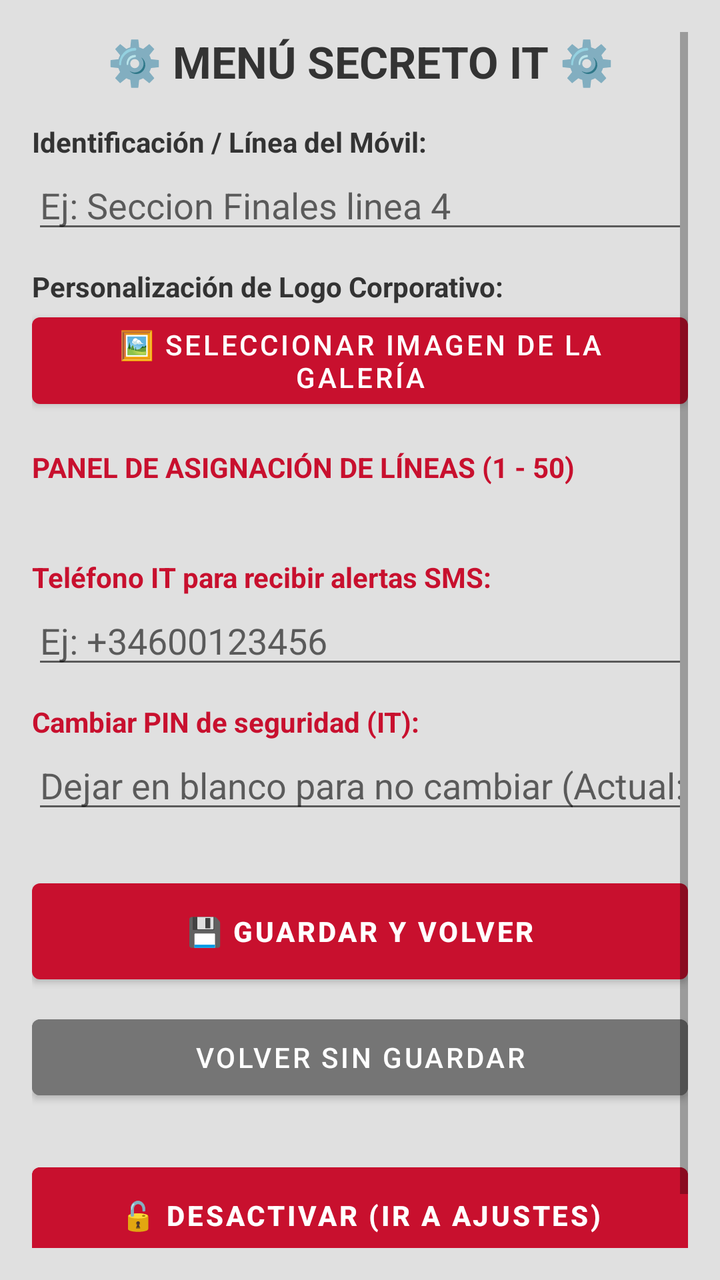
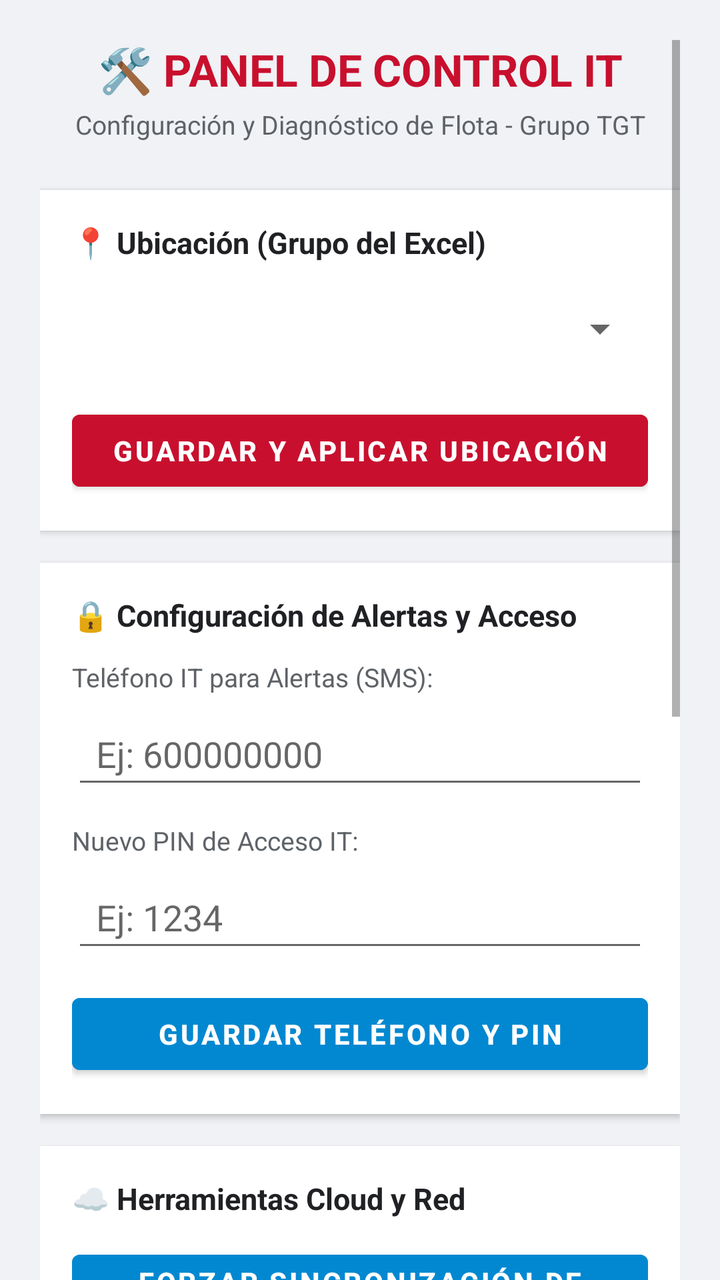

The first picture is an Android layout as it rendered before a commit; the second is the same layout after the commit. The layout source and the unified diff follow.
<!-- AndroidManifest.xml: application theme Theme.LauncherKioscoTGT -->
<!-- res/layout/activity_it.xml -->
<?xml version="1.0" encoding="utf-8"?>
<ScrollView xmlns:android="http://schemas.android.com/apk/res/android"
    android:layout_width="match_parent"
    android:layout_height="match_parent"
    android:padding="16dp"
    android:background="#E0E0E0"
    android:fillViewport="true">

    <LinearLayout
        android:layout_width="match_parent"
        android:layout_height="wrap_content"
        android:orientation="vertical">

        <TextView
            android:layout_width="match_parent"
            android:layout_height="wrap_content"
            android:text="⚙️ MENÚ SECRETO IT ⚙️"
            android:textSize="22sp"
            android:textStyle="bold"
            android:gravity="center"
            android:textColor="#333333"
            android:layout_marginBottom="16dp"/>

        <TextView android:layout_width="wrap_content" android:layout_height="wrap_content" android:text="Identificación / Línea del Móvil:" android:textStyle="bold" android:textColor="#333333"/>
        <EditText android:id="@+id/etUbicacionDisp" android:layout_width="match_parent" android:layout_height="wrap_content" android:hint="Ej: Seccion Finales linea 4" android:layout_marginBottom="12dp"/>

        <TextView android:layout_width="wrap_content" android:layout_height="wrap_content" android:text="Personalización de Logo Corporativo:" android:textStyle="bold" android:textColor="#333333"/>
        <Button android:id="@+id/btnCambiarLogo" android:layout_width="match_parent" android:layout_height="wrap_content" android:text="🖼️ Seleccionar Imagen de la Galería" android:layout_marginBottom="16dp"/>

        <TextView android:layout_width="wrap_content" android:layout_height="wrap_content" android:text="PANEL DE ASIGNACIÓN DE LÍNEAS (1 - 50)" android:textStyle="bold" android:textColor="#C8102E" android:layout_marginBottom="12dp"/>

        <LinearLayout
            android:id="@+id/contenedorLineasDinamicas"
            android:layout_width="match_parent"
            android:layout_height="wrap_content"
            android:orientation="vertical"
            android:layout_marginBottom="24dp"/>

        <TextView android:layout_width="wrap_content" android:layout_height="wrap_content" android:text="Teléfono IT para recibir alertas SMS:" android:textStyle="bold" android:textColor="#C8102E"/>
        <EditText android:id="@+id/etTelefonoIT" android:layout_width="match_parent" android:layout_height="wrap_content" android:hint="Ej: +34600123456" android:inputType="phone" android:layout_marginBottom="12dp"/>

        <TextView android:layout_width="wrap_content" android:layout_height="wrap_content" android:text="Cambiar PIN de seguridad (IT):" android:textStyle="bold" android:textColor="#C8102E"/>
        <EditText android:id="@+id/etNuevoPin" android:layout_width="match_parent" android:layout_height="wrap_content" android:hint="Dejar en blanco para no cambiar (Actual: 1234)" android:inputType="numberPassword" android:layout_marginBottom="24dp"/>

        <Button
            android:id="@+id/btnGuardar"
            android:layout_width="match_parent"
            android:layout_height="60dp"
            android:text="💾 GUARDAR Y VOLVER"
            android:textStyle="bold"
            android:layout_marginBottom="8dp"/>

        <Button
            android:id="@+id/btnVolver"
            android:layout_width="match_parent"
            android:layout_height="50dp"
            android:text="VOLVER SIN GUARDAR"
            android:backgroundTint="#757575"
            android:textColor="#FFFFFF"
            android:layout_marginBottom="24dp"/>

        <Button
            android:id="@+id/btnSalirQuiosco"
            android:layout_width="match_parent"
            android:layout_height="60dp"
            android:text="🔓 DESACTIVAR (IR A AJUSTES)"
            android:textStyle="bold"
            android:textColor="#FFFFFF"
            android:backgroundTint="#C8102E"
            android:layout_marginBottom="32dp"/>

    </LinearLayout>
</ScrollView>
<!-- resources referenced by this layout -->
<resources>
  <style name="Theme.LauncherKioscoTGT" parent="Theme.MaterialComponents.Light.NoActionBar">
          
          <item name="colorPrimary">#C8102E</item>
          <item name="colorPrimaryVariant">#990C23</item>
          <item name="colorOnPrimary">#FFFFFF</item>
  
          <item name="colorSecondary">#03DAC6</item>
          <item name="colorSecondaryVariant">#018786</item>
          <item name="colorOnSecondary">#000000</item>
  
          <item name="android:statusBarColor">#F8F9FA</item>
          <item name="android:windowLightStatusBar">true</item>
      </style>
</resources>

<!-- the commit's change to res/layout/activity_it.xml (unified diff, before → after) -->
@@ -2,72 +2,225 @@
 <ScrollView xmlns:android="http://schemas.android.com/apk/res/android"
     android:layout_width="match_parent"
     android:layout_height="match_parent"
-    android:padding="16dp"
-    android:background="#E0E0E0"
-    android:fillViewport="true">
+    android:background="#F0F2F5"
+    android:fillViewport="true"
+    android:clipToPadding="false"
+    android:paddingLeft="20dp"
+    android:paddingTop="20dp"
+    android:paddingRight="20dp"
+    android:paddingBottom="80dp">
 
     <LinearLayout
         android:layout_width="match_parent"
         android:layout_height="wrap_content"
         android:orientation="vertical">
 
+        
         <TextView
             android:layout_width="match_parent"
             android:layout_height="wrap_content"
-            android:text="⚙️ MENÚ SECRETO IT ⚙️"
+            android:gravity="center"
+            android:text="🛠️ PANEL DE CONTROL IT"
+            android:textColor="#C8102E"
             android:textSize="22sp"
             android:textStyle="bold"
+            android:layout_marginBottom="4dp" />
+
+        <TextView
+            android:layout_width="match_parent"
+            android:layout_height="wrap_content"
             android:gravity="center"
-            android:textColor="#333333"
-            android:layout_marginBottom="16dp"/>
-
-        <TextView android:layout_width="wrap_content" android:layout_height="wrap_content" android:text="Identificación / Línea del Móvil:" android:textStyle="bold" android:textColor="#333333"/>
-        <EditText android:id="@+id/etUbicacionDisp" android:layout_width="match_parent" android:layout_height="wrap_content" android:hint="Ej: Seccion Finales linea 4" android:layout_marginBottom="12dp"/>
-
-        <TextView android:layout_width="wrap_content" android:layout_height="wrap_content" android:text="Personalización de Logo Corporativo:" android:textStyle="bold" android:textColor="#333333"/>
-        <Button android:id="@+id/btnCambiarLogo" android:layout_width="match_parent" android:layout_height="wrap_content" android:text="🖼️ Seleccionar Imagen de la Galería" android:layout_marginBottom="16dp"/>
-
-        <TextView android:layout_width="wrap_content" android:layout_height="wrap_content" android:text="PANEL DE ASIGNACIÓN DE LÍNEAS (1 - 50)" android:textStyle="bold" android:textColor="#C8102E" android:layout_marginBottom="12dp"/>
-
-        <LinearLayout
-            android:id="@+id/contenedorLineasDinamicas"
-            android:layout_width="match_parent"
-            android:layout_height="wrap_content"
-            android:orientation="vertical"
-            android:layout_marginBottom="24dp"/>
-
-        <TextView android:layout_width="wrap_content" android:layout_height="wrap_content" android:text="Teléfono IT para recibir alertas SMS:" android:textStyle="bold" android:textColor="#C8102E"/>
-        <EditText android:id="@+id/etTelefonoIT" android:layout_width="match_parent" android:layout_height="wrap_content" android:hint="Ej: +34600123456" android:inputType="phone" android:layout_marginBottom="12dp"/>
-
-        <TextView android:layout_width="wrap_content" android:layout_height="wrap_content" android:text="Cambiar PIN de seguridad (IT):" android:textStyle="bold" android:textColor="#C8102E"/>
-        <EditText android:id="@+id/etNuevoPin" android:layout_width="match_parent" android:layout_height="wrap_content" android:hint="Dejar en blanco para no cambiar (Actual: 1234)" android:inputType="numberPassword" android:layout_marginBottom="24dp"/>
-
+            android:text="Configuración y Diagnóstico de Flota - Grupo TGT"
+            android:textColor="#5F6368"
+            android:textSize="13sp"
+            android:layout_marginBottom="24dp" />
+
+        
+        <LinearLayout
+            android:layout_width="match_parent"
+            android:layout_height="wrap_content"
+            android:background="#FFFFFF"
+            android:orientation="vertical"
+            android:padding="16dp"
+            android:layout_marginBottom="16dp"
+            android:elevation="2dp">
+
+            <TextView
+                android:layout_width="match_parent"
+                android:layout_height="wrap_content"
+                android:text="📍 Ubicación (Grupo del Excel)"
+                android:textColor="#202124"
+                android:textSize="15sp"
+                android:textStyle="bold"
+                android:layout_marginBottom="8dp" />
+
+            <Spinner
+                android:id="@+id/spinnerUbicaciones"
+                android:layout_width="match_parent"
+                android:layout_height="50dp"
+                android:layout_marginBottom="12dp" />
+
+            <Button
+                android:id="@+id/btnGuardarUbicacion"
+                android:layout_width="match_parent"
+                android:layout_height="wrap_content"
+                android:backgroundTint="#C8102E"
+                android:text="Guardar y Aplicar Ubicación"
+                android:textColor="#FFFFFF"
+                android:textStyle="bold" />
+        </LinearLayout>
+
+        
+        <LinearLayout
+            android:layout_width="match_parent"
+            android:layout_height="wrap_content"
+            android:background="#FFFFFF"
+            android:orientation="vertical"
+            android:padding="16dp"
+            android:layout_marginBottom="16dp"
+            android:elevation="2dp">
+
+            <TextView
+                android:layout_width="match_parent"
+                android:layout_height="wrap_content"
+                android:text="🔒 Configuración de Alertas y Acceso"
+                android:textColor="#202124"
+                android:textSize="15sp"
+                android:textStyle="bold"
+                android:layout_marginBottom="12dp" />
+
+            <TextView
+                android:layout_width="match_parent"
+                android:layout_height="wrap_content"
+                android:text="Teléfono IT para Alertas (SMS):"
+                android:textColor="#5F6368"
+                android:textSize="13sp"
+                android:layout_marginBottom="4dp" />
+
+            <EditText
+                android:id="@+id/etTelefonoIT"
+                android:layout_width="match_parent"
+                android:layout_height="48dp"
+                android:inputType="phone"
+                android:hint="Ej: 600000000"
+                android:paddingHorizontal="12dp"
+                android:layout_marginBottom="12dp" />
+
+            <TextView
+                android:layout_width="match_parent"
+                android:layout_height="wrap_content"
+                android:text="Nuevo PIN de Acceso IT:"
+                android:textColor="#5F6368"
+                android:textSize="13sp"
+                android:layout_marginBottom="4dp" />
+
+            <EditText
+                android:id="@+id/etNuevoPin"
+                android:layout_width="match_parent"
+                android:layout_height="48dp"
+                android:inputType="textPassword"
+                android:hint="Ej: 1234"
+                android:paddingHorizontal="12dp"
+                android:layout_marginBottom="12dp" />
+
+            <Button
+                android:id="@+id/btnGuardarCredenciales"
+                android:layout_width="match_parent"
+                android:layout_height="wrap_content"
+                android:backgroundTint="#0288D1"
+                android:text="Guardar Teléfono y PIN"
+                android:textColor="#FFFFFF"
+                android:textStyle="bold" />
+        </LinearLayout>
+
+        
+        <LinearLayout
+            android:layout_width="match_parent"
+            android:layout_height="wrap_content"
+            android:background="#FFFFFF"
+            android:orientation="vertical"
+            paddin="16dp"
+            android:padding="16dp"
+            android:layout_marginBottom="16dp"
+            android:elevation="2dp">
+
+            <TextView
+                android:layout_width="match_parent"
+                android:layout_height="wrap_content"
+                android:text="☁️ Herramientas Cloud y Red"
+                android:textColor="#202124"
+                android:textSize="15sp"
+                android:textStyle="bold"
+                android:layout_marginBottom="12dp" />
+
+            <Button
+                android:id="@+id/btnTestSincro"
+                android:layout_width="match_parent"
+                android:layout_height="wrap_content"
+                android:backgroundTint="#0288D1"
+                android:text="Forzar Sincronización de Agenda (Excel)"
+                android:textColor="#FFFFFF"
+                android:textStyle="bold"
+                android:layout_marginBottom="8dp" />
+
+            <Button
+                android:id="@+id/btnForzarOTA"
+                android:layout_width="match_parent"
+                android:layout_height="wrap_content"
+                android:backgroundTint="#E65100"
+                android:text="Comprobar Actualización OTA (GitHub)"
+                android:textColor="#FFFFFF"
+                android:textStyle="bold" />
+        </LinearLayout>
+
+        
+        <LinearLayout
+            android:layout_width="match_parent"
+            android:layout_height="wrap_content"
+            android:background="#FFFFFF"
+            android:orientation="vertical"
+            android:padding="16dp"
+            android:layout_marginBottom="24dp"
+            android:elevation="2dp">
+
+            <TextView
+                android:layout_width="match_parent"
+                android:layout_height="wrap_content"
+                android:text="🛡️ Estado de Seguridad y Versión"
+                android:textColor="#202124"
+                android:textSize="15sp"
+                android:textStyle="bold"
+                android:layout_marginBottom="8dp" />
+
+            <TextView
+                android:id="@+id/tvEstadoKiosco"
+                android:layout_width="match_parent"
+                android:layout_height="wrap_content"
+                android:text="Comprobando sistema..."
+                android:textColor="#5F6368"
+                android:textSize="13sp"
+                android:layout_marginBottom="12dp" />
+
+            <Button
+                android:id="@+id/btnAbrirAjustesAndroid"
+                android:layout_width="match_parent"
+                android:layout_height="wrap_content"
+                android:backgroundTint="#424242"
+                android:text="Abrir Ajustes Generales de Android"
+                android:textColor="#FFFFFF"
+                android:textStyle="bold" />
+        </LinearLayout>
+
+        
         <Button
-            android:id="@+id/btnGuardar"
+            android:id="@+id/btnCerrarPanelIT"
             android:layout_width="match_parent"
             android:layout_height="60dp"
-            android:text="💾 GUARDAR Y VOLVER"
+            android:backgroundTint="#202124"
+            android:text="Cerrar Panel y Volver al Launcher"
+            android:textColor="#FFFFFF"
             android:textStyle="bold"
-            android:layout_marginBottom="8dp"/>
-
-        <Button
-            android:id="@+id/btnVolver"
-            android:layout_width="match_parent"
-            android:layout_height="50dp"
-            android:text="VOLVER SIN GUARDAR"
-            android:backgroundTint="#757575"
-            android:textColor="#FFFFFF"
-            android:layout_marginBottom="24dp"/>
-
-        <Button
-            android:id="@+id/btnSalirQuiosco"
-            android:layout_width="match_parent"
-            android:layout_height="60dp"
-            android:text="🔓 DESACTIVAR (IR A AJUSTES)"
-            android:textStyle="bold"
-            android:textColor="#FFFFFF"
-            android:backgroundTint="#C8102E"
-            android:layout_marginBottom="32dp"/>
+            android:layout_marginBottom="20dp" />
 
     </LinearLayout>
 </ScrollView>
